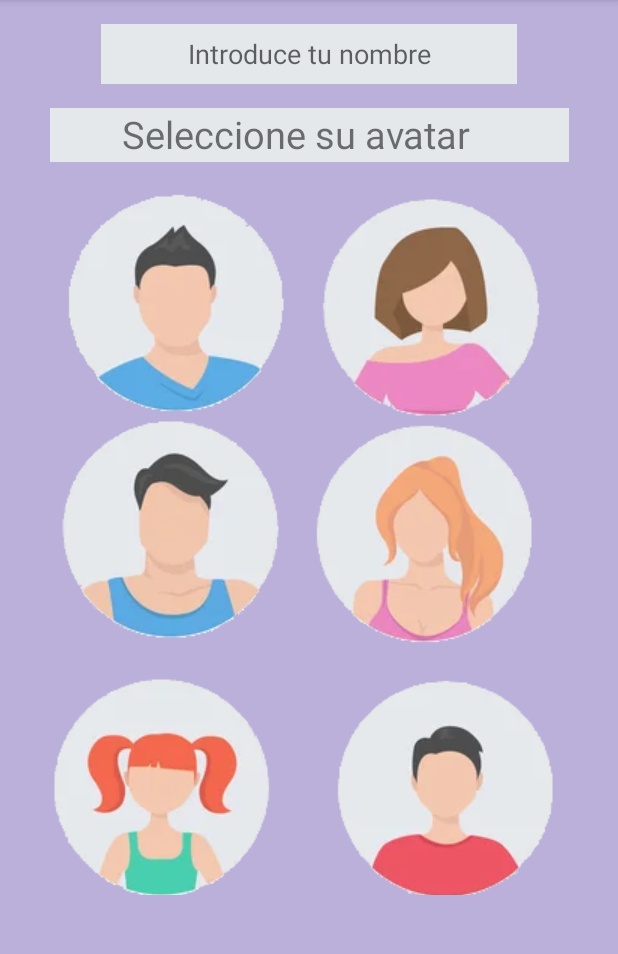
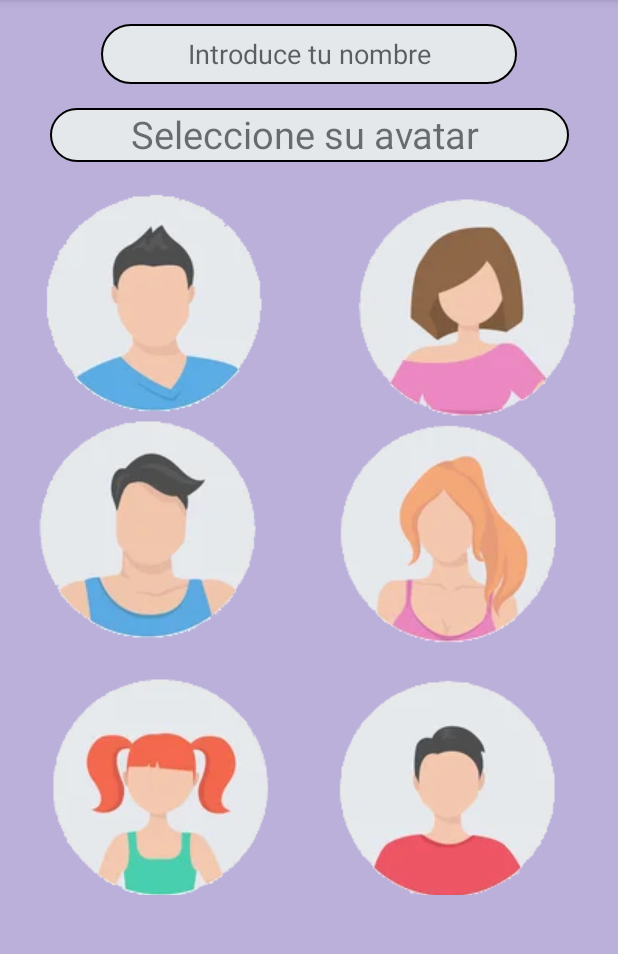
Before and after one commit to asta24/proyectoappparte1, an Android app: the screen it shows after launch (MainActivity), on a phone screen of 412 x 824 dp, the part 84-1038 px from its top. Run offline under Robolectric (Android 15) with nearby library versions, the phone set to English and light mode, and no system bars.

Commit message:
cambios bordes Edittext y Textview

```diff
--- /dev/null
+++ b/app/src/main/res/drawable/edittext_borde_redondeado.xml
@@ -0,0 +1,8 @@
+<?xml version="1.0" encoding="utf-8"?>
+<shape xmlns:android="http://schemas.android.com/apk/res/android">
+    <solid android:color="#E4E8EB"/>
+    <corners android:radius="20dp"/>
+    <stroke
+        android:width="1dp"
+        android:color="@color/black"/>
+</shape>
--- /dev/null
+++ b/app/src/main/res/drawable/textview_borde_redondeado.xml
@@ -0,0 +1,8 @@
+<?xml version="1.0" encoding="utf-8"?>
+<shape xmlns:android="http://schemas.android.com/apk/res/android">
+    <solid android:color="#E4E8EB"/>
+    <corners android:radius="20dp"/>
+    <stroke
+        android:width="1dp"
+        android:color="@color/black"/>
+</shape>
--- a/app/src/main/res/layout/activity_main.xml
+++ b/app/src/main/res/layout/activity_main.xml
@@ -12,7 +12,7 @@
         android:layout_width="277dp"
         android:layout_height="40dp"
         android:layout_marginTop="16dp"
-        android:background="#E4E8EB"
+        android:background="@drawable/edittext_borde_redondeado"
         android:ems="10"
         android:hint="@string/et_usuario"
         android:inputType="textPersonName"
@@ -23,7 +23,7 @@
 
     <LinearLayout
         android:id="@+id/linearLayout"
-        android:layout_width="335dp"
+        android:layout_width="wrap_content"
         android:layout_height="152dp"
         android:layout_marginTop="20dp"
         android:orientation="horizontal"
@@ -33,7 +33,7 @@
 
         <ImageButton
             android:id="@+id/btn_avatar1"
-            android:layout_width="315dp"
+            android:layout_width="match_parent"
             android:layout_height="match_parent"
             android:layout_weight="1"
             android:background="#00FFFFFF"
@@ -53,7 +53,7 @@
 
     <LinearLayout
         android:id="@+id/linearLayout2"
-        android:layout_width="350dp"
+        android:layout_width="wrap_content"
         android:layout_height="159dp"
         android:orientation="horizontal"
         app:layout_constraintEnd_toEndOf="parent"
@@ -62,7 +62,7 @@
 
         <ImageButton
             android:id="@+id/btn_avatar3"
-            android:layout_width="341dp"
+            android:layout_width="match_parent"
             android:layout_height="match_parent"
             android:layout_weight="1"
             android:background="#00FFFFFF"
@@ -71,7 +71,7 @@
 
         <ImageButton
             android:id="@+id/btn_avatar4"
-            android:layout_width="344dp"
+            android:layout_width="match_parent"
             android:layout_height="match_parent"
             android:layout_weight="1"
             android:background="#00FFFFFF"
@@ -81,7 +81,7 @@
     </LinearLayout>
 
     <LinearLayout
-        android:layout_width="408dp"
+        android:layout_width="wrap_content"
         android:layout_height="157dp"
         android:orientation="horizontal"
         app:layout_constraintEnd_toEndOf="parent"
@@ -111,8 +111,9 @@
         android:layout_width="346dp"
         android:layout_height="36dp"
         android:layout_marginTop="16dp"
-        android:background="#E4E8EB"
-        android:text="        Seleccione su avatar "
+        android:background="@drawable/textview_borde_redondeado"
+        android:text="Seleccione su avatar "
+        android:textAlignment="center"
         android:textSize="25sp"
         app:layout_constraintEnd_toEndOf="parent"
         app:layout_constraintStart_toStartOf="parent"
```
